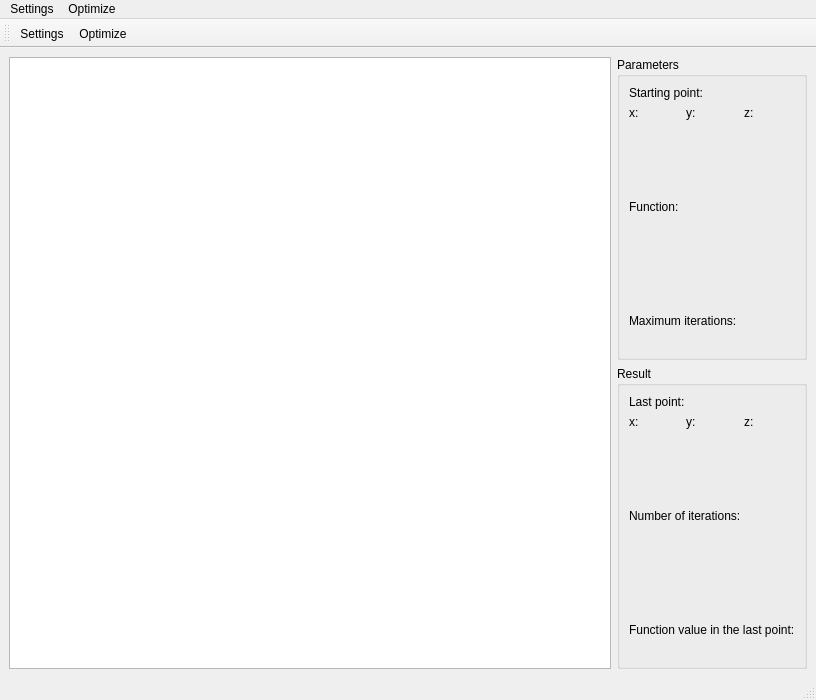
Old version of the form mainwindow.ui in the repository NikitaKhromovSPBU/FunctionOptimizationGUI.
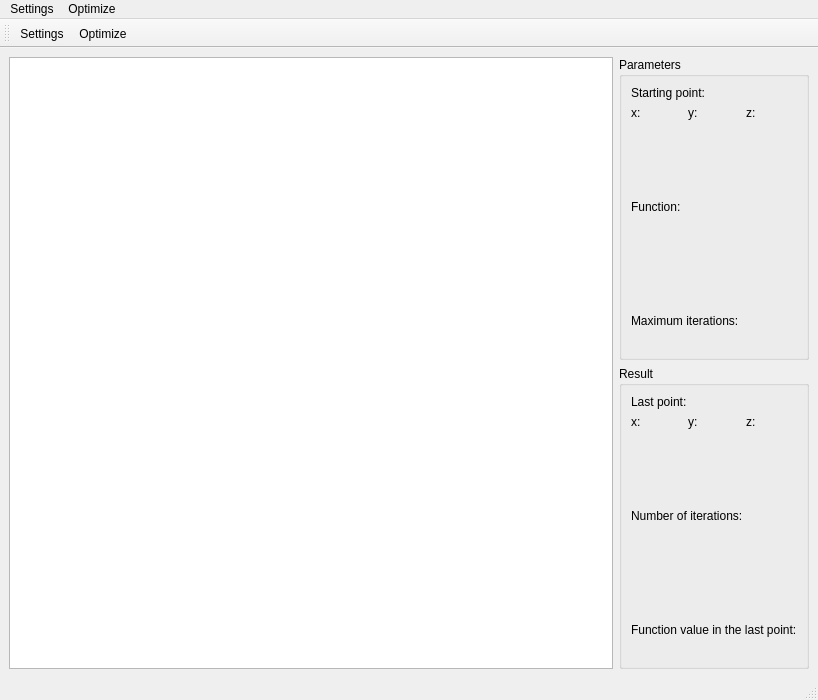
New version of the form. Icons and pictures are not drawn.

Diff of the .ui file:
```diff
--- a/mainwindow.ui
+++ b/mainwindow.ui
@@ -6,7 +6,7 @@
    <rect>
     <x>0</x>
     <y>0</y>
-    <width>816</width>
+    <width>818</width>
     <height>700</height>
    </rect>
   </property>
@@ -323,7 +323,7 @@
     <rect>
      <x>0</x>
      <y>0</y>
-     <width>816</width>
+     <width>818</width>
      <height>21</height>
     </rect>
    </property>
```
